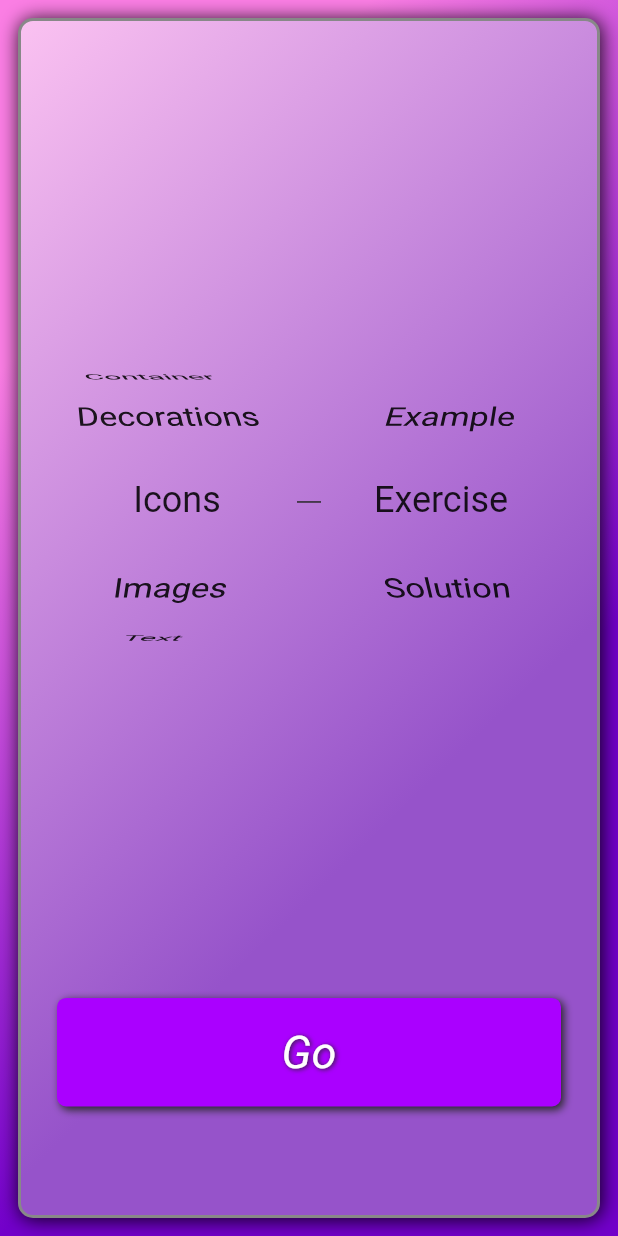
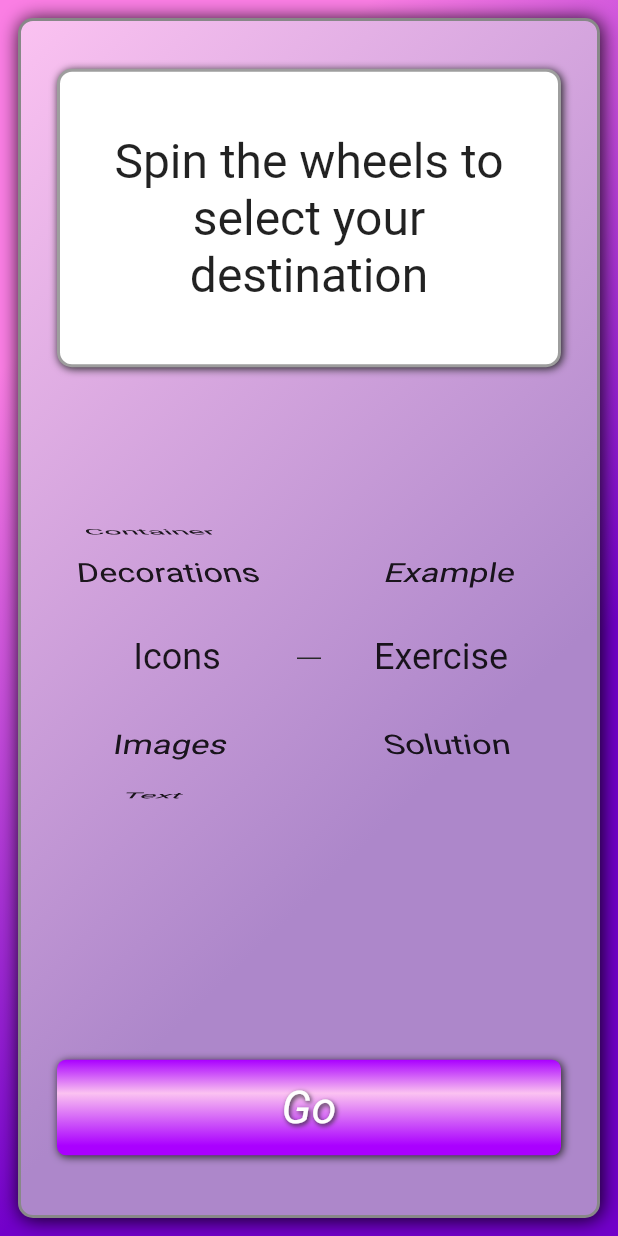
Before and after one commit to ScottS2017/Flutter_Z2P_01, a Flutter app: the screen it shows after launch, after a tap on "Module 1", on a phone screen of 412 x 824 dp. Run offline on Flutter 3.47's test engine with Material 2 defaults, Android fonts, the light colour scheme and no system bars; network calls fail; Roboto replaces fonts that are missing (Sk-Modernist).

Commit message:
Home page first draft complete

```diff
--- a/lib/app_launch/welcome.dart
+++ b/lib/app_launch/welcome.dart
@@ -171,18 +171,38 @@ class _WelcomeState extends State<Welcome> {
                               Column(
                                 children: [
                                   Row(
-                                    mainAxisAlignment: MainAxisAlignment.spaceEvenly,
+                                    mainAxisAlignment:
+                                        MainAxisAlignment.spaceEvenly,
                                     children: [
-                                      _buildCoursePickerButton(context: context, targetPage: const Z2P1Home(), text: 'Module 1',),
-                                      _buildCoursePickerButton(context: context, targetPage: const Z2P1Home(), text: 'Module 2',),
+                                      _buildCoursePickerButton(
+                                        context: context,
+                                        targetPage: const Z2P1Home(),
+                                        text: 'Module 1',
+                                      ),
+                                      _buildCoursePickerButton(
+                                        context: context,
+                                        targetPage: null,
+                                        text: 'Module 2',
+                                      ),
                                     ],
                                   ),
-                                  const SizedBox(height: 24,),
+                                  const SizedBox(
+                                    height: 24,
+                                  ),
                                   Row(
-                                    mainAxisAlignment: MainAxisAlignment.spaceEvenly,
+                                    mainAxisAlignment:
+                                        MainAxisAlignment.spaceEvenly,
                                     children: [
-                                      _buildCoursePickerButton(context: context, targetPage: const Z2P1Home(), text: 'Module 3',),
-                                      _buildCoursePickerButton(context: context, targetPage: const Z2P1Home(), text: 'Module 4',),
+                                      _buildCoursePickerButton(
+                                        context: context,
+                                        targetPage: null,
+                                        text: 'Module 3',
+                                      ),
+                                      _buildCoursePickerButton(
+                                        context: context,
+                                        targetPage: null,
+                                        text: 'Module 4',
+                                      ),
                                     ],
                                   ),
                                 ],
@@ -205,11 +225,13 @@ class _WelcomeState extends State<Welcome> {
 
   GestureDetector _buildCoursePickerButton({
     required BuildContext context,
-    required Widget targetPage,
+    Widget? targetPage,
     required String text,
   }) {
     return GestureDetector(
-      onTap: () => Navigator.push<Route>(
+      onTap: targetPage == null
+          ? null
+          : () => Navigator.push<Route>(
                 context,
                 MaterialPageRoute(
                   builder: (context) => targetPage,
@@ -219,7 +241,7 @@ class _WelcomeState extends State<Welcome> {
         alignment: Alignment.center,
         padding: const EdgeInsets.all(8),
         decoration: BoxDecoration(
-          color: Theme.of(context).primaryColor,
+          color: targetPage == null ? Colors.grey : Theme.of(context).primaryColor,
           borderRadius: BorderRadius.circular(6),
           boxShadow: const [
             BoxShadow(
--- a/lib/z2p_01/home.dart
+++ b/lib/z2p_01/home.dart
@@ -2,7 +2,6 @@ import 'package:flutter/material.dart';
 import 'package:o1_widgets_you_can_see/infrastructure/app_textstyles.dart';
 import 'package:o1_widgets_you_can_see/infrastructure/custom_scroll_no_overglow.dart';
 import 'package:o1_widgets_you_can_see/infrastructure/theme.dart';
-
 
 class Z2P1Home extends StatefulWidget {
   const Z2P1Home({
@@ -20,6 +19,13 @@ class _Z2P1HomeState extends State<Z2P1Home> {
   late FixedExtentScrollController _exampleExerciseSolutionController;
   int _selectedWidget = 2;
   int _exampleExerciseOrSolution = 1;
+
+  final aboveWhiteSpacerFlex = 4;
+  final whiteExpandedFlex = 25;
+  final listWheelScrollViewExpandedFlex = 50;
+  final aboveGoButtonSpacerFlex = 8;
+  final goButtonExpandedFlex = 8;
+  final belowGoButtonSpacerFlex = 5;
 
   final routeMatrix = [
     [
@@ -84,7 +90,7 @@ class _Z2P1HomeState extends State<Z2P1Home> {
                 gradient: const LinearGradient(
                   colors: [
                     Color(0xFFfbc2f1),
-                    Color(0xff9653ca),
+                    Color(0xffad87ca),
                   ],
                   begin: Alignment.topLeft,
                   end: Alignment.centerRight,
@@ -111,14 +117,48 @@ class _Z2P1HomeState extends State<Z2P1Home> {
                 behavior: CustomScrollNoOverglow(),
                 child: Column(
                   children: [
+                    Spacer(
+                      flex: aboveWhiteSpacerFlex,
+                    ),
                     Expanded(
-                      flex: 90,
+                      flex: whiteExpandedFlex,
+                      child: Container(
+                        width: double.infinity,
+                        padding: const EdgeInsets.all(16),
+                        alignment: Alignment.center,
+                        decoration: BoxDecoration(
+                          color: Colors.white,
+                          border: Border.all(
+                            width: 2,
+                            color: Colors.grey,
+                          ),
+                          borderRadius: BorderRadius.circular(10),
+                          boxShadow: const [
+                            BoxShadow(
+                              color: darkGrey,
+                              blurRadius: 4,
+                              offset: Offset(1, 1),
+                            ),
+                          ],
+                        ),
+                        child: const Text(
+                          'Spin the wheels to select your destination',
+                          textAlign: TextAlign.center,
+                          style:  TextStyle(
+                            fontSize: 32,
+                            color: Colors.black87,
+                          ),
+                        ),
+                      ),
+                    ),
+                    Expanded(
+                      flex: listWheelScrollViewExpandedFlex,
                       child: Row(
                         crossAxisAlignment: CrossAxisAlignment.stretch,
                         children: [
                           Expanded(
                             child: FractionallySizedBox(
-                              heightFactor: 0.3,
+                              heightFactor: 0.5,
                               child: Row(
                                 children: [
                                   Expanded(
@@ -160,7 +200,7 @@ class _Z2P1HomeState extends State<Z2P1Home> {
                           ),
                           Expanded(
                             child: FractionallySizedBox(
-                              heightFactor: 0.3,
+                              heightFactor: 0.5,
                               child: Row(
                                 children: [
                                   Expanded(
@@ -190,8 +230,11 @@ class _Z2P1HomeState extends State<Z2P1Home> {
                         ],
                       ),
                     ),
+                    Spacer(
+                      flex: aboveGoButtonSpacerFlex,
+                    ),
                     Expanded(
-                      flex: 10,
+                      flex: goButtonExpandedFlex,
                       child: GestureDetector(
                         onTap: () => Navigator.of(context).pushNamed(
                           routeMatrix[_selectedWidget]
@@ -201,13 +244,27 @@ class _Z2P1HomeState extends State<Z2P1Home> {
                           alignment: Alignment.center,
                           padding: const EdgeInsets.all(8),
                           decoration: BoxDecoration(
+                            gradient: LinearGradient(
+                              colors: [
+                                Theme.of(context).primaryColor,
+                                const Color(0xFFfbc2f1),
+                                Theme.of(context).primaryColor,
+                              ],
+                              begin: Alignment.topCenter,
+                              end: Alignment.bottomCenter,
+                              stops: const [
+                                0.00,
+                                0.35,
+                                0.9,
+                              ],
+                            ),
                             color: Theme.of(context).primaryColor,
                             borderRadius: BorderRadius.circular(6),
                             boxShadow: const [
                               BoxShadow(
                                 color: darkGrey,
                                 blurRadius: 4,
-                                offset: Offset(2, 2),
+                                offset: Offset(1, 1),
                               ),
                             ],
                           ),
@@ -227,7 +284,9 @@ class _Z2P1HomeState extends State<Z2P1Home> {
                         ),
                       ),
                     ),
-                    const Spacer(flex: 10),
+                    Spacer(
+                      flex: belowGoButtonSpacerFlex,
+                    ),
                   ],
                 ),
               ),
```
Also changed, not shown: lib/infrastructure/app_images.dart (+11 -8 lines), lib/infrastructure/app_strings.dart (+60 -43 lines), lib/z2p_01/text/example/text_examples.dart (+14 -1 lines), lib/z2p_01/text/solution/text_solution.dart (+6 -6 lines), assets/images/ardanlabs-logo.png (added). Lines whose indentation alone changed are shown as unchanged.
